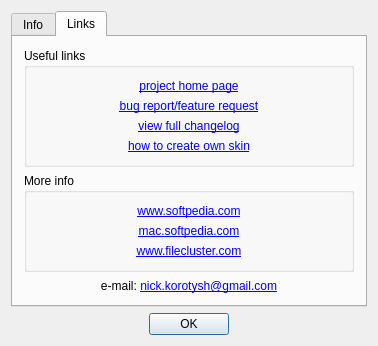
Before: the Qt Designer form digital_clock/gui/about_dialog.ui in Kolcha/DigitalClock4, drawn with Qt 5.
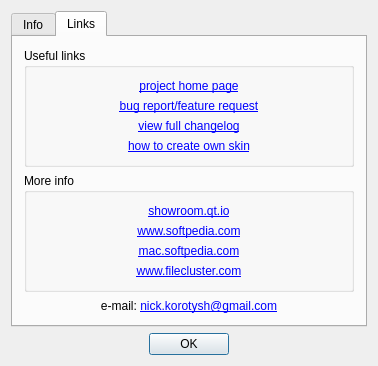
After: the same form once the commit is applied. The open tabs and pages were chosen to show the change.

Commit message: updated links in about dialog

What changed in the file:
```diff
--- a/digital_clock/gui/about_dialog.ui
+++ b/digital_clock/gui/about_dialog.ui
@@ -7,7 +7,7 @@
     <x>0</x>
     <y>0</y>
     <width>378</width>
-    <height>304</height>
+    <height>323</height>
    </rect>
   </property>
   <property name="windowTitle">
@@ -223,6 +223,19 @@
           <string>More info</string>
          </property>
          <layout class="QVBoxLayout" name="info_group_layout">
+          <item>
+           <widget class="QLabel" name="lnk_lbl_4">
+            <property name="text">
+             <string notr="true">&lt;a href=&quot;https://showroom.qt.io/digital-clock/&quot;&gt;showroom.qt.io&lt;/a&gt;</string>
+            </property>
+            <property name="alignment">
+             <set>Qt::AlignCenter</set>
+            </property>
+            <property name="openExternalLinks">
+             <bool>true</bool>
+            </property>
+           </widget>
+          </item>
           <item>
            <widget class="QLabel" name="lnk_lbl_1">
             <property name="text">
```
Left out of the diff: 2 changed lines with no effect on the pictures. The commit also changes 3 other files.
